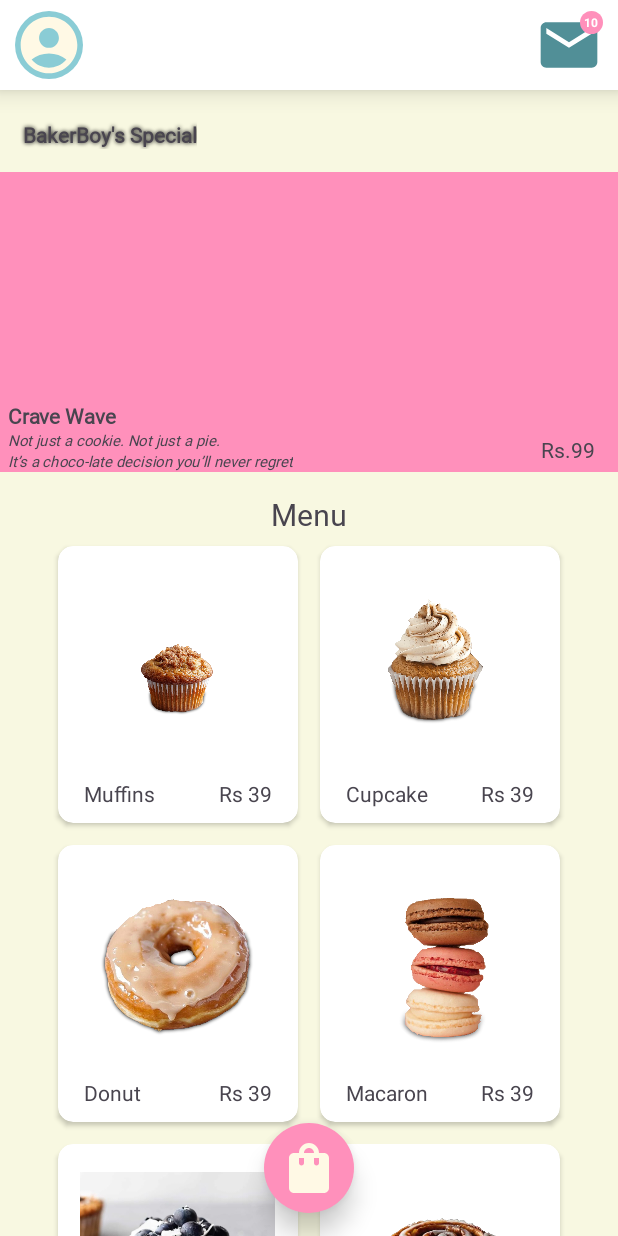
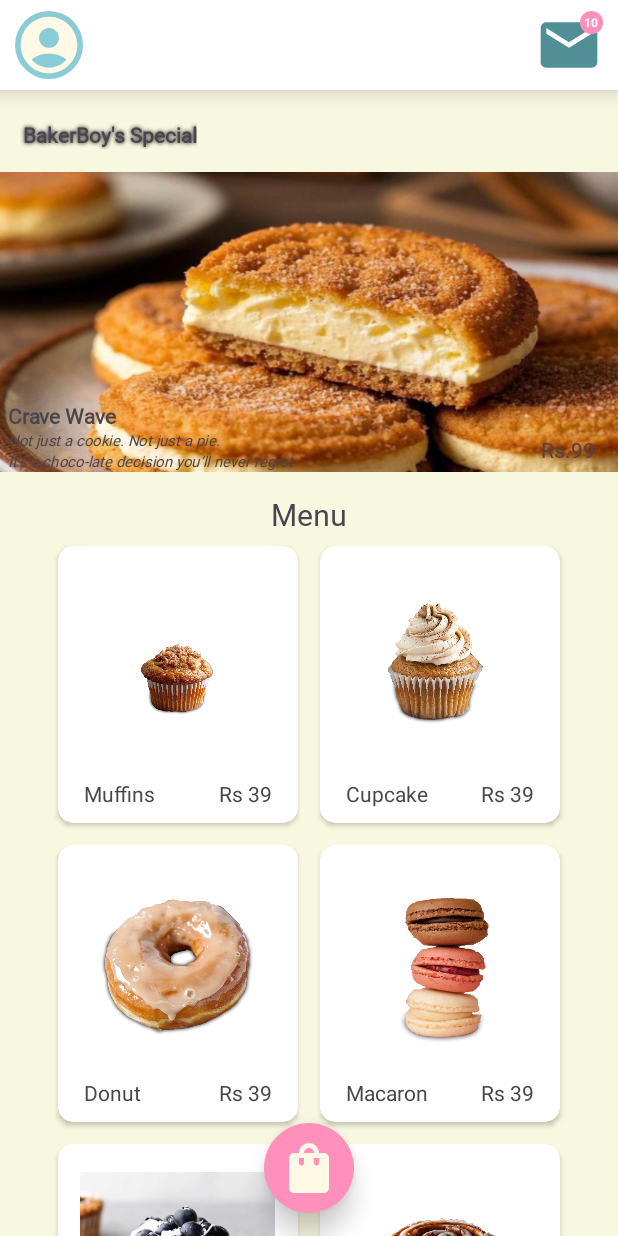
Before and after one commit to Midhun1618/BakerBoy, an Android app: the screen it shows after launch (MainActivity), on a phone screen of 412 x 824 dp. Run offline under Robolectric (Android 15) with nearby library versions, the light colour scheme and no system bars.

Commit message:
home activity UI updated

```diff
--- a/app/src/main/res/layout/activity_main.xml
+++ b/app/src/main/res/layout/activity_main.xml
@@ -109,7 +109,7 @@
                                 android:id="@+id/imageView2"
                                 android:layout_width="match_parent"
                                 android:layout_height="match_parent"
-                                android:background="@color/pink1"
+                                android:background="@drawable/ccokiepie"
                                 app:layout_constraintTop_toTopOf="parent" />
 
                             <TextView
@@ -174,7 +174,7 @@
                                 android:id="@+id/splimg2"
                                 android:layout_width="match_parent"
                                 android:layout_height="match_parent"
-                                android:background="@color/pink1" />
+                                android:background="@drawable/cookiepie" />
 
                             <TextView
                                 android:id="@+id/spl2_title"
```
Also changed, not shown: app/src/main/res/drawable/ccokiepie.png (added), app/src/main/res/drawable/cookiepie.png (added).
